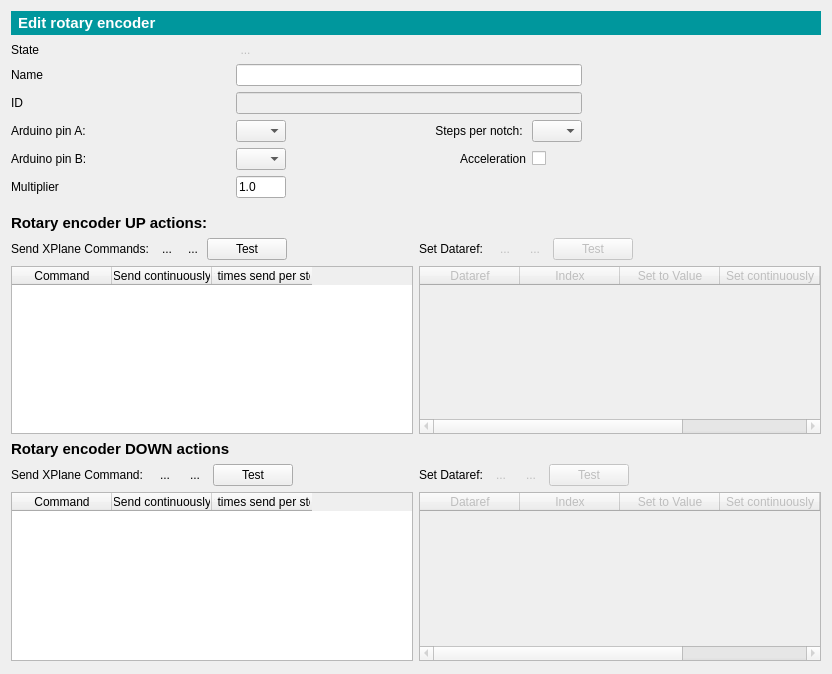
First picture: the form in gui/rotencoderEditForm.ui, repository leleopard/pyXPArduino, before the edit.
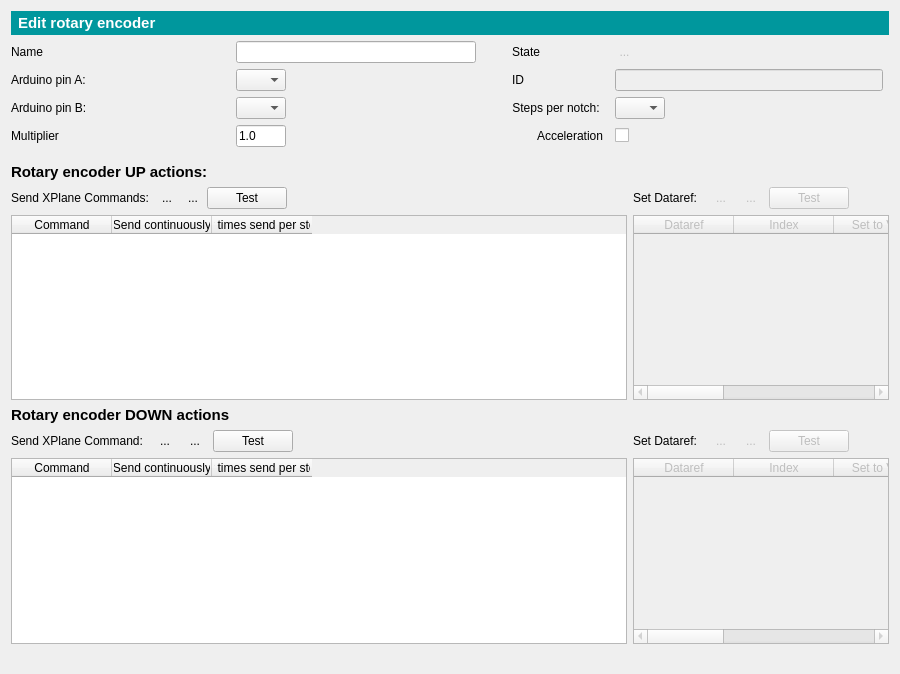
Second picture: the form after the edit. Icons and pictures are not drawn.

Commit message: upgraded rot encoder form to have dataref and command picker

```diff
--- a/gui/rotencoderEditForm.ui
+++ b/gui/rotencoderEditForm.ui
@@ -6,7 +6,7 @@
    <rect>
     <x>0</x>
     <y>0</y>
-    <width>832</width>
+    <width>900</width>
     <height>674</height>
    </rect>
   </property>
@@ -23,7 +23,121 @@
    <property name="sizeConstraint">
     <enum>QLayout::SetDefaultConstraint</enum>
    </property>
-   <item row="0" column="0" colspan="5">
+   <item row="9" column="0">
+    <widget class="QLabel" name="label_5">
+     <property name="maximumSize">
+      <size>
+       <width>110</width>
+       <height>16777215</height>
+      </size>
+     </property>
+     <property name="text">
+      <string>Multiplier</string>
+     </property>
+    </widget>
+   </item>
+   <item row="3" column="9">
+    <widget class="QToolButton" name="switchStateButton">
+     <property name="enabled">
+      <bool>false</bool>
+     </property>
+     <property name="styleSheet">
+      <string notr="true">border: 0px;</string>
+     </property>
+     <property name="text">
+      <string>...</string>
+     </property>
+     <property name="icon">
+      <iconset resource="resources.qrc">
+       <normaloff>:/newPrefix/switch_off.png</normaloff>
+       <normalon>:/newPrefix/switch_on.png</normalon>
+       <disabledoff>:/newPrefix/switch_off.png</disabledoff>
+       <disabledon>:/newPrefix/switch_on.png</disabledon>
+       <activeoff>:/newPrefix/switch_off.png</activeoff>
+       <activeon>:/newPrefix/switch_on.png</activeon>
+       <selectedoff>:/newPrefix/switch_off.png</selectedoff>
+       <selectedon>:/newPrefix/switch_on.png</selectedon>:/newPrefix/switch_off.png</iconset>
+     </property>
+     <property name="iconSize">
+      <size>
+       <width>66</width>
+       <height>26</height>
+      </size>
+     </property>
+     <property name="checkable">
+      <bool>true</bool>
+     </property>
+     <property name="autoRaise">
+      <bool>true</bool>
+     </property>
+    </widget>
+   </item>
+   <item row="6" column="0">
+    <widget class="QLabel" name="label">
+     <property name="maximumSize">
+      <size>
+       <width>110</width>
+       <height>16777215</height>
+      </size>
+     </property>
+     <property name="text">
+      <string>Arduino pin B:</string>
+     </property>
+    </widget>
+   </item>
+   <item row="6" column="7">
+    <widget class="QLabel" name="label_2">
+     <property name="text">
+      <string>Steps per notch: </string>
+     </property>
+     <property name="alignment">
+      <set>Qt::AlignRight|Qt::AlignTrailing|Qt::AlignVCenter</set>
+     </property>
+    </widget>
+   </item>
+   <item row="5" column="7">
+    <widget class="QLabel" name="label_19">
+     <property name="maximumSize">
+      <size>
+       <width>110</width>
+       <height>16777215</height>
+      </size>
+     </property>
+     <property name="text">
+      <string>ID</string>
+     </property>
+    </widget>
+   </item>
+   <item row="5" column="9">
+    <widget class="QLineEdit" name="IDlineEdit">
+     <property name="enabled">
+      <bool>false</bool>
+     </property>
+     <property name="minimumSize">
+      <size>
+       <width>250</width>
+       <height>0</height>
+      </size>
+     </property>
+     <property name="maximumSize">
+      <size>
+       <width>350</width>
+       <height>16777215</height>
+      </size>
+     </property>
+     <property name="readOnly">
+      <bool>true</bool>
+     </property>
+    </widget>
+   </item>
+   <item row="9" column="9">
+    <widget class="QCheckBox" name="acceleration_checkBox">
+     <property name="text">
+      <string/>
+     </property>
+    </widget>
+   </item>
+   <item row="0" column="0" colspan="11">
     <widget class="QLabel" name="label_8">
      <property name="font">
       <font>
@@ -65,7 +179,7 @@
      </property>
     </widget>
    </item>
-   <item row="12" column="0">
+   <item row="14" column="0">
     <widget class="QLabel" name="label_15">
      <property name="font">
       <font>
@@ -79,86 +193,7 @@
      </property>
     </widget>
    </item>
-   <item row="4" column="0">
-    <widget class="QLabel" name="label_19">
-     <property name="maximumSize">
-      <size>
-       <width>110</width>
-       <height>16777215</height>
-      </size>
-     </property>
-     <property name="text">
-      <string>ID</string>
-     </property>
-    </widget>
-   </item>
-   <item row="1" column="0">
-    <widget class="QLabel" name="label_17">
-     <property name="maximumSize">
-      <size>
-       <width>110</width>
-       <height>16777215</height>
-      </size>
-     </property>
-     <property name="text">
-      <string>State</string>
-     </property>
-    </widget>
-   </item>
-   <item row="9" column="0">
-    <spacer name="verticalSpacer_2">
-     <property name="orientation">
-      <enum>Qt::Vertical</enum>
-     </property>
-     <property name="sizeType">
-      <enum>QSizePolicy::Fixed</enum>
-     </property>
-     <property name="sizeHint" stdset="0">
-      <size>
-       <width>20</width>
-       <height>10</height>
-      </size>
-     </property>
-    </spacer>
-   </item>
-   <item row="5" column="0">
-    <widget class="QLabel" name="label_18">
-     <property name="maximumSize">
-      <size>
-       <width>110</width>
-       <height>16777215</height>
-      </size>
-     </property>
-     <property name="text">
-      <string>Arduino pin A:</string>
-     </property>
-    </widget>
-   </item>
-   <item row="5" column="1">
-    <widget class="QComboBox" name="PINA_comboBox">
-     <property name="maximumSize">
-      <size>
-       <width>50</width>
-       <height>16777215</height>
-      </size>
-     </property>
-    </widget>
-   </item>
-   <item row="10" column="0">
-    <widget class="QLabel" name="label_9">
-     <property name="font">
-      <font>
-       <pointsize>11</pointsize>
-       <weight>75</weight>
-       <bold>true</bold>
-      </font>
-     </property>
-     <property name="text">
-      <string>Rotary encoder UP actions:</string>
-     </property>
-    </widget>
-   </item>
-   <item row="15" column="0">
+   <item row="17" column="0">
     <spacer name="verticalSpacer">
      <property name="orientation">
       <enum>Qt::Vertical</enum>
@@ -171,38 +206,19 @@
      </property>
     </spacer>
    </item>
-   <item row="11" column="0" colspan="5">
+   <item row="13" column="0" colspan="11">
     <layout class="QGridLayout" name="gridLayout_3">
-     <item row="4" column="1">
-      <widget class="QTableWidget" name="UP_CMDS_TABLE">
-       <property name="minimumSize">
-        <size>
-         <width>0</width>
-         <height>75</height>
-        </size>
-       </property>
-       <column>
-        <property name="text">
-         <string>Command</string>
-        </property>
-       </column>
-       <column>
-        <property name="text">
-         <string>Send continuously</string>
-        </property>
-       </column>
-       <column>
-        <property name="text">
-         <string>Nr times send per step</string>
-        </property>
-       </column>
-      </widget>
-     </item>
      <item row="4" column="4">
       <widget class="QTableWidget" name="UP_DREFS_TABLE">
        <property name="enabled">
         <bool>false</bool>
        </property>
+       <property name="sizePolicy">
+        <sizepolicy hsizetype="Maximum" vsizetype="Expanding">
+         <horstretch>0</horstretch>
+         <verstretch>0</verstretch>
+        </sizepolicy>
+       </property>
        <column>
         <property name="text">
          <string>Dataref</string>
@@ -362,6 +378,9 @@
          <property name="orientation">
           <enum>Qt::Horizontal</enum>
          </property>
+         <property name="sizeType">
+          <enum>QSizePolicy::Maximum</enum>
+         </property>
          <property name="sizeHint" stdset="0">
           <size>
            <width>40</width>
@@ -372,9 +391,34 @@
        </item>
       </layout>
      </item>
+     <item row="4" column="1">
+      <widget class="QTableWidget" name="UP_CMDS_TABLE">
+       <property name="minimumSize">
+        <size>
+         <width>0</width>
+         <height>75</height>
+        </size>
+       </property>
+       <column>
+        <property name="text">
+         <string>Command</string>
+        </property>
+       </column>
+       <column>
+        <property name="text">
+         <string>Send continuously</string>
+        </property>
+       </column>
+       <column>
+        <property name="text">
+         <string>Nr times send per step</string>
+        </property>
+       </column>
+      </widget>
+     </item>
     </layout>
    </item>
-   <item row="13" column="0" colspan="5">
+   <item row="15" column="0" colspan="11">
     <layout class="QGridLayout" name="gridLayout_4">
      <item row="6" column="0">
       <widget class="QTableWidget" name="DOWN_CMDS_TABLE">
@@ -400,6 +444,12 @@
        <property name="enabled">
         <bool>false</bool>
        </property>
+       <property name="sizePolicy">
+        <sizepolicy hsizetype="Maximum" vsizetype="Expanding">
+         <horstretch>0</horstretch>
+         <verstretch>0</verstretch>
+        </sizepolicy>
+       </property>
        <column>
         <property name="text">
          <string>Dataref</string>
@@ -553,6 +603,9 @@
          <property name="orientation">
           <enum>Qt::Horizontal</enum>
          </property>
+         <property name="sizeType">
+          <enum>QSizePolicy::Maximum</enum>
+         </property>
          <property name="sizeHint" stdset="0">
           <size>
            <width>40</width>
@@ -565,34 +618,8 @@
      </item>
     </layout>
    </item>
-   <item row="7" column="1">
-    <widget class="QComboBox" name="PINB_comboBox">
-     <property name="maximumSize">
-      <size>
-       <width>50</width>
-       <height>16777215</height>
-      </size>
-     </property>
-    </widget>
-   </item>
-   <item row="3" column="1" colspan="3">
-    <widget class="QLineEdit" name="nameLineEdit">
-     <property name="minimumSize">
-      <size>
-       <width>250</width>
-       <height>0</height>
-      </size>
-     </property>
-     <property name="maximumSize">
-      <size>
-       <width>350</width>
-       <height>16777215</height>
-      </size>
-     </property>
-    </widget>
-   </item>
-   <item row="7" column="0">
-    <widget class="QLabel" name="label">
+   <item row="5" column="0">
+    <widget class="QLabel" name="label_18">
      <property name="maximumSize">
       <size>
        <width>110</width>
@@ -600,96 +627,11 @@
       </size>
      </property>
      <property name="text">
-      <string>Arduino pin B:</string>
+      <string>Arduino pin A:</string>
      </property>
     </widget>
    </item>
-   <item row="1" column="1">
-    <widget class="QToolButton" name="switchStateButton">
-     <property name="enabled">
-      <bool>false</bool>
-     </property>
-     <property name="styleSheet">
-      <string notr="true">border: 0px;</string>
-     </property>
-     <property name="text">
-      <string>...</string>
-     </property>
-     <property name="icon">
-      <iconset resource="resources.qrc">
-       <normaloff>:/newPrefix/switch_off.png</normaloff>
-       <normalon>:/newPrefix/switch_on.png</normalon>
-       <disabledoff>:/newPrefix/switch_off.png</disabledoff>
-       <disabledon>:/newPrefix/switch_on.png</disabledon>
-       <activeoff>:/newPrefix/switch_off.png</activeoff>
-       <activeon>:/newPrefix/switch_on.png</activeon>
-       <selectedoff>:/newPrefix/switch_off.png</selectedoff>
-       <selectedon>:/newPrefix/switch_on.png</selectedon>:/newPrefix/switch_off.png</iconset>
-     </property>
-     <property name="iconSize">
-      <size>
-       <width>66</width>
-       <height>26</height>
-      </size>
-     </property>
-     <property name="checkable">
-      <bool>true</bool>
-     </property>
-     <property name="autoRaise">
-      <bool>true</bool>
-     </property>
-    </widget>
-   </item>
-   <item row="4" column="1" colspan="3">
-    <widget class="QLineEdit" name="IDlineEdit">
-     <property name="enabled">
-      <bool>false</bool>
-     </property>
-     <property name="minimumSize">
-      <size>
-       <width>250</width>
-       <height>0</height>
-      </size>
-     </property>
-     <property name="maximumSize">
-      <size>
-       <width>350</width>
-       <height>16777215</height>
-      </size>
-     </property>
-     <property name="readOnly">
-      <bool>true</bool>
-     </property>
-    </widget>
-   </item>
-   <item row="5" column="3">
-    <widget class="QComboBox" name="steps_comboBox">
-     <property name="maximumSize">
-      <size>
-       <width>50</width>
-       <height>16777215</height>
-      </size>
-     </property>
-    </widget>
-   </item>
-   <item row="5" column="2">
-    <widget class="QLabel" name="label_2">
-     <property name="text">
-      <string>Steps per notch: </string>
-     </property>
-     <property name="alignment">
-      <set>Qt::AlignRight|Qt::AlignTrailing|Qt::AlignVCenter</set>
-     </property>
-    </widget>
-   </item>
-   <item row="7" column="3">
-    <widget class="QCheckBox" name="acceleration_checkBox">
-     <property name="text">
-      <string/>
-     </property>
-    </widget>
-   </item>
-   <item row="7" column="2">
+   <item row="9" column="7">
     <widget class="QLabel" name="label_4">
      <property name="text">
       <string>Acceleration</string>
@@ -699,8 +641,18 @@
      </property>
     </widget>
    </item>
-   <item row="8" column="0">
-    <widget class="QLabel" name="label_5">
+   <item row="6" column="9">
+    <widget class="QComboBox" name="steps_comboBox">
+     <property name="maximumSize">
+      <size>
+       <width>50</width>
+       <height>16777215</height>
+      </size>
+     </property>
+    </widget>
+   </item>
+   <item row="3" column="7">
+    <widget class="QLabel" name="label_17">
      <property name="maximumSize">
       <size>
        <width>110</width>
@@ -708,11 +660,25 @@
       </size>
      </property>
      <property name="text">
-      <string>Multiplier</string>
+      <string>State</string>
      </property>
     </widget>
    </item>
-   <item row="8" column="1">
+   <item row="12" column="0" colspan="3">
+    <widget class="QLabel" name="label_9">
+     <property name="font">
+      <font>
+       <pointsize>11</pointsize>
+       <weight>75</weight>
+       <bold>true</bold>
+      </font>
+     </property>
+     <property name="text">
+      <string>Rotary encoder UP actions:</string>
+     </property>
+    </widget>
+   </item>
+   <item row="9" column="1">
     <widget class="QLineEdit" name="multiplierLineEdit">
      <property name="maximumSize">
       <size>
@@ -725,6 +691,64 @@
      </property>
     </widget>
    </item>
+   <item row="6" column="1">
+    <widget class="QComboBox" name="PINB_comboBox">
+     <property name="maximumSize">
+      <size>
+       <width>50</width>
+       <height>16777215</height>
+      </size>
+     </property>
+    </widget>
+   </item>
+   <item row="5" column="1">
+    <widget class="QComboBox" name="PINA_comboBox">
+     <property name="maximumSize">
+      <size>
+       <width>50</width>
+       <height>16777215</height>
+      </size>
+     </property>
+    </widget>
+   </item>
+   <item row="3" column="1">
+    <widget class="QLineEdit" name="nameLineEdit">
+     <property name="sizePolicy">
+      <sizepolicy hsizetype="Preferred" vsizetype="Fixed">
+       <horstretch>0</horstretch>
+       <verstretch>0</verstretch>
+      </sizepolicy>
+     </property>
+     <property name="minimumSize">
+      <size>
+       <width>240</width>
+       <height>0</height>
+      </size>
+     </property>
+     <property name="maximumSize">
+      <size>
+       <width>350</width>
+       <height>16777215</height>
+      </size>
+     </property>
+    </widget>
+   </item>
+   <item row="11" column="0" colspan="2">
+    <spacer name="verticalSpacer_2">
+     <property name="orientation">
+      <enum>Qt::Vertical</enum>
+     </property>
+     <property name="sizeType">
+      <enum>QSizePolicy::Fixed</enum>
+     </property>
+     <property name="sizeHint" stdset="0">
+      <size>
+       <width>20</width>
+       <height>10</height>
+      </size>
+     </property>
+    </spacer>
+   </item>
   </layout>
  </widget>
  <resources>
```
The commit also changes 10 other files.
